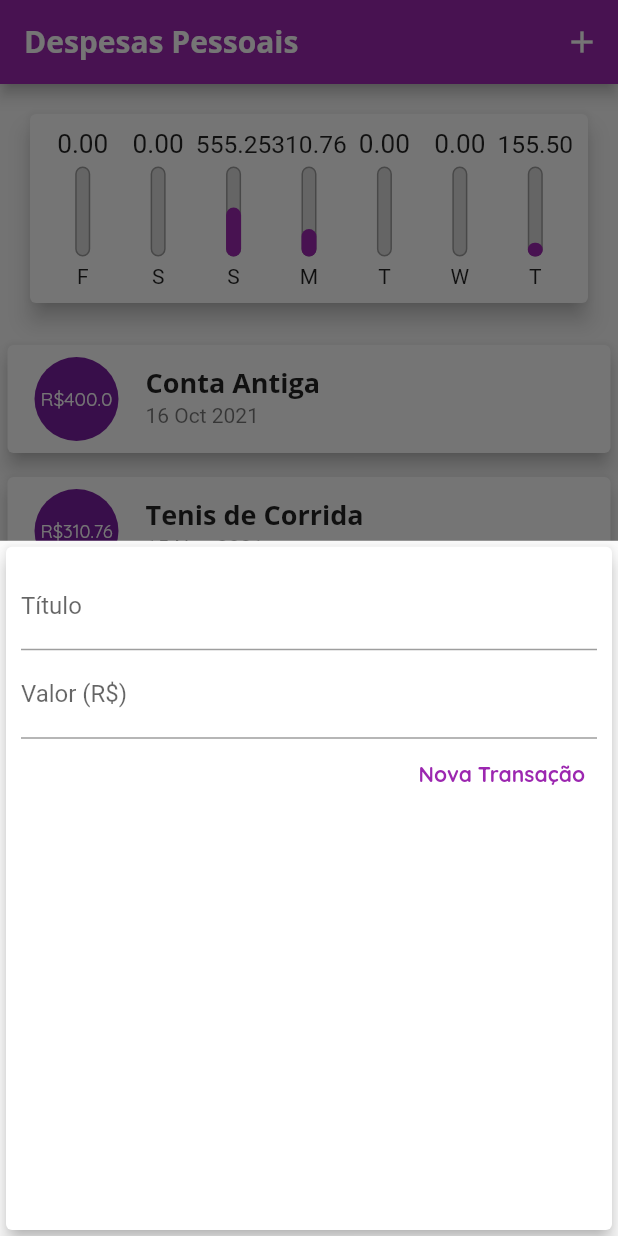
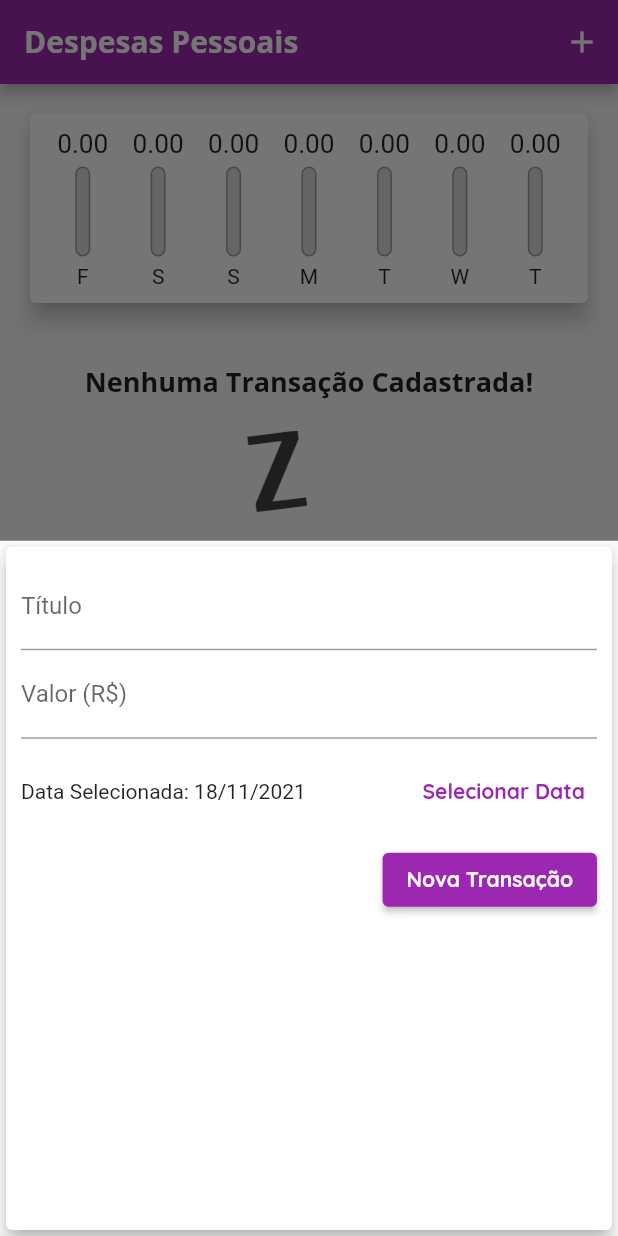
Before and after one commit to felipegdantas/Flutter-Udemy, a Flutter app: the screen it shows after launch, after a tap on the "add" icon, on a phone screen of 412 x 824 dp. Run offline on Flutter 3.47's test engine with Material 2 defaults, Android fonts, the phone set to English and light mode, and no system bars.

Commit message:
classes 134 - 135
134: Exibindo Date Picker
135: Transação com Data

```diff
--- a/expenses/lib/components/chart.dart
+++ b/expenses/lib/components/chart.dart
@@ -57,7 +57,9 @@ class Chart extends StatelessWidget {
               child: ChartBar(
                 label: tr['day'].toString(),
                 value: tr['value'] as double,
-                percentage: (tr['value'] as double) / _weekTotalValue,
+                percentage: _weekTotalValue == 0
+                    ? 0
+                    : (tr['value'] as double) / _weekTotalValue,
               ),
             );
           }).toList(),
--- a/expenses/lib/components/transaction_form.dart
+++ b/expenses/lib/components/transaction_form.dart
@@ -1,7 +1,8 @@
 import 'package:flutter/material.dart';
+import 'package:intl/intl.dart';
 
 class TransactionForm extends StatefulWidget {
-  final void Function(String, double) onSubmit;
+  final void Function(String, double, DateTime) onSubmit;
 
   TransactionForm(this.onSubmit);
 
@@ -13,16 +14,33 @@ class _TransactionFormState extends State<TransactionForm> {
   final titleController = TextEditingController();
 
   final valueController = TextEditingController();
+  DateTime _selectedDate = DateTime.now();
 
   _submitForm() {
     final title = titleController.text;
     final value = double.tryParse(valueController.text) ?? 0.0;
 
-    if (title.isEmpty || value <= 0) {
+    if (title.isEmpty || value <= 0 || _selectedDate == null) {
       return;
     }
 
-    widget.onSubmit(title, value);
+    widget.onSubmit(title, value, _selectedDate);
+  }
+
+  _showDatePicker() {
+    showDatePicker(
+      context: context,
+      initialDate: DateTime.now(),
+      firstDate: DateTime(2019),
+      lastDate: DateTime.now(),
+    ).then((pickedDate) {
+      if (pickedDate == null) {
+        return;
+      }
+      setState(() {
+        _selectedDate = pickedDate;
+      });
+    });
   }
 
   @override
@@ -47,18 +65,43 @@ class _TransactionFormState extends State<TransactionForm> {
                 labelText: 'Valor (R\$)',
               ),
             ),
+            Container(
+              height: 70,
+              child: Row(
+                children: <Widget>[
+                  Expanded(
+                    child: Text(
+                      _selectedDate == null
+                          ? 'Nenhuma data selecionada!'
+                          : 'Data Selecionada: ${DateFormat('dd/MM/y').format(_selectedDate)}',
+                    ),
+                  ),
+                  TextButton(
+                    child: Text(
+                      'Selecionar Data',
+                      style: TextStyle(
+                        fontWeight: FontWeight.bold,
+                      ),
+                    ),
+                    onPressed: _showDatePicker,
+                  ),
+                ],
+              ),
+            ),
             Row(
               mainAxisAlignment: MainAxisAlignment.end,
               children: <Widget>[
-                TextButton(
-                  onPressed: _submitForm,
+                ElevatedButton(
                   child: Text(
                     'Nova Transação',
-                    style: TextStyle(color: Colors.purple),
+                    style: TextStyle(
+                      color: Theme.of(context).textTheme.button?.color,
+                    ),
                   ),
+                  onPressed: _submitForm,
                 ),
               ],
-            )
+            ),
           ],
         ),
       ),
--- a/expenses/lib/main.dart
+++ b/expenses/lib/main.dart
@@ -48,38 +48,7 @@ class MyHomePage extends StatefulWidget {
 }
 
 class _MyHomePageState extends State<MyHomePage> {
-  final List<Transaction> _transactions = [
-    Transaction(
-      id: 't0',
-      title: 'Conta Antiga',
-      value: 400.00,
-      date: DateTime.now().subtract(Duration(days: 33)),
-    ),
-    Transaction(
-      id: 't1',
-      title: 'Tenis de Corrida',
-      value: 310.76,
-      date: DateTime.now().subtract(Duration(days: 3)),
-    ),
-    Transaction(
-      id: 't2',
-      title: 'Conta de Luz',
-      value: 555.25,
-      date: DateTime.now().subtract(Duration(days: 4)),
-    ),
-    Transaction(
-      id: 't3',
-      title: 'Conta de Agua',
-      value: 100.25,
-      date: DateTime.now(),
-    ),
-    Transaction(
-      id: 't4',
-      title: 'Bola de Basquete',
-      value: 55.25,
-      date: DateTime.now(),
-    ),
-  ];
+  final List<Transaction> _transactions = [];
 
   List<Transaction> get _recentTransactions {
     return _transactions.where((tr) {
@@ -89,12 +58,12 @@ class _MyHomePageState extends State<MyHomePage> {
     }).toList();
   }
 
-  _addTransaction(String title, double value) {
+  _addTransaction(String title, double value, DateTime date) {
     final newTransaction = Transaction(
       id: Random().nextDouble().toString(),
       title: title,
       value: value,
-      date: DateTime.now(),
+      date: date,
     );
 
     setState(() {
```
